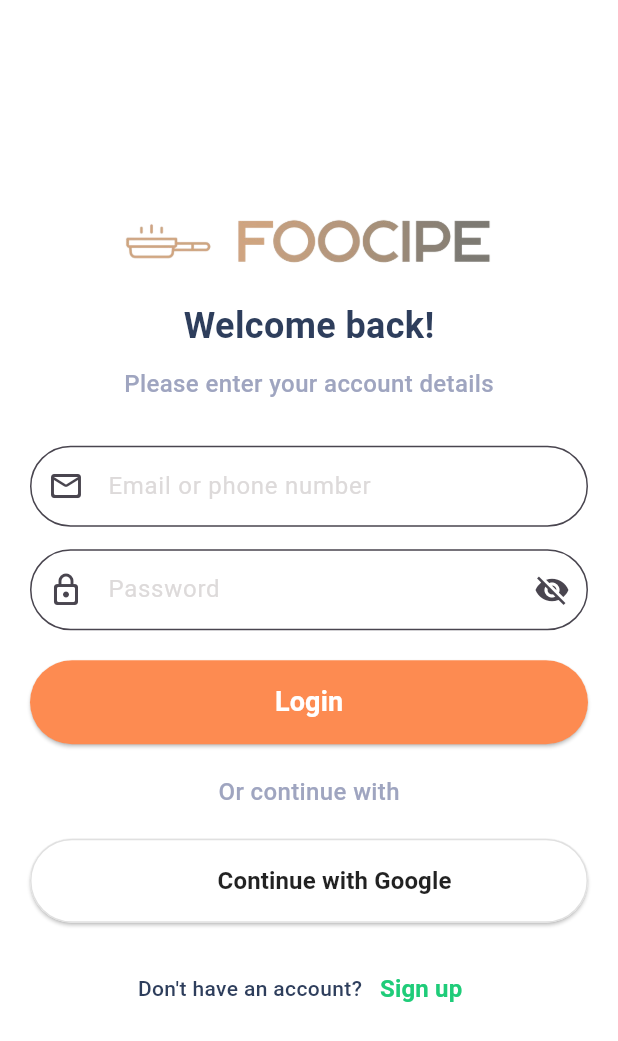
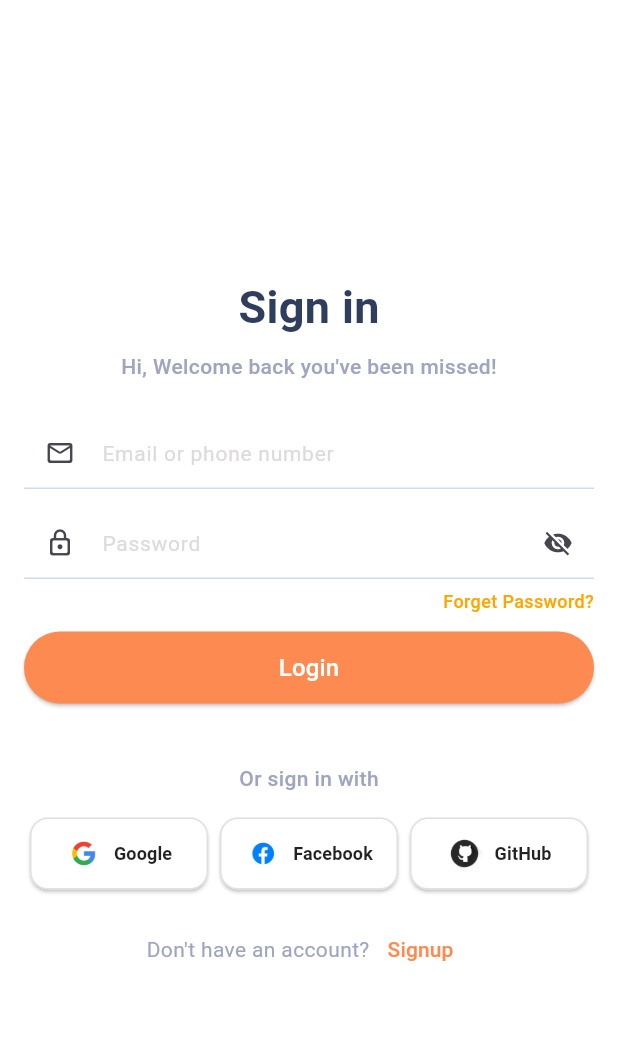
Before and after one commit to BenjaminHung8405/foocipe-cooking-app, a Flutter app: the screen it shows after launch, on a phone screen of 412 x 824 dp. Shown: the top 1041 px of the screen. Run offline on Flutter 3.47's test engine with Material 3 defaults, Android fonts, the phone set to English and light mode, and no system bars; our stand-ins replace flutter_secure_storage; Roboto replaces fonts that are missing (Poppins).

Commit message:
update UI register&login page

```diff
--- a/lib/main.dart
+++ b/lib/main.dart
@@ -2,5 +2,6 @@ import 'package:flutter/material.dart';
 import 'app.dart';
 
 void main() {
+  WidgetsFlutterBinding.ensureInitialized();
   runApp(const MyApp());
 }
--- a/lib/presentation/pages/login_page.dart
+++ b/lib/presentation/pages/login_page.dart
@@ -69,59 +69,70 @@ class _LoginPageState extends State<LoginPage> {
       backgroundColor: Colors.white,
       body: SafeArea(
         child: Padding(
-          padding: const EdgeInsets.symmetric(horizontal: 20),
+          padding: const EdgeInsets.symmetric(horizontal: 16),
           child: Column(
             mainAxisAlignment: MainAxisAlignment.center,
             children: [
-              const Image(
-                image: AssetImage('assets/logos/foocipe-1.png'),
-                width: 250,
-              ),
-              const SizedBox(height: 20),
+              const SizedBox(height: 16),
               const Text(
-                'Welcome back!',
+                'Sign in',
                 style: TextStyle(
                   fontWeight: FontWeight.bold,
-                  fontSize: 24,
+                  fontSize: 30,
                   color: Color(0xFF2E3E5C),
                 ),
               ),
-              const SizedBox(height: 10),
+              const SizedBox(height: 8),
               const Text(
-                'Please enter your account details',
+                'Hi, Welcome back you\'ve been missed!',
                 style: TextStyle(
                   fontWeight: FontWeight.w500,
-                  fontSize: 16,
+                  fontSize: 14,
                   color: Color(0xFF9FA5C0),
                 ),
               ),
-              const SizedBox(height: 30),
+              const SizedBox(height: 24),
               _buildTextField(
                 controller: _emailController,
                 hintText: 'Email or phone number',
                 prefixIcon: Icons.mail_outline_rounded,
               ),
-              const SizedBox(height: 15),
+              const SizedBox(height: 12),
               _buildTextField(
                 controller: _passwordController,
                 hintText: 'Password',
                 prefixIcon: Icons.lock_outline_rounded,
                 isPassword: true,
               ),
-              const SizedBox(height: 20),
+              const SizedBox(height: 6),
+              Align(
+                alignment: Alignment.centerRight,
+                child: GestureDetector(
+                  onTap: () {},
+                  child: const Text(
+                    'Forget Password?',
+                    style: TextStyle(
+                      color: Color(0xFFFFA500),
+                      fontSize: 12,
+                      fontWeight: FontWeight.w500,
+                    ),
+                  ),
+                ),
+              ),
+              const SizedBox(height: 12),
               _buildLoginButton(),
-              const SizedBox(height: 20),
+              const SizedBox(height: 40),
               const Text(
-                'Or continue with',
+                'Or sign in with',
                 style: TextStyle(
                   fontWeight: FontWeight.w500,
-                  fontSize: 16,
+                  fontSize: 14,
                   color: Color(0xFF9FA5C0),
                 ),
               ),
-              const SizedBox(height: 20),
-              _buildGoogleButton(),
-              const SizedBox(height: 20),
+              const SizedBox(height: 16),
+              _buildSocialLoginButtons(),
+              const SizedBox(height: 16),
               _buildSignUpRow(),
             ],
           ),
@@ -142,24 +153,25 @@ class _LoginPageState extends State<LoginPage> {
       decoration: InputDecoration(
         filled: true,
         fillColor: Colors.white,
-        contentPadding: const EdgeInsets.all(15),
+        contentPadding: const EdgeInsets.symmetric(vertical: 12, horizontal: 0),
         hintText: hintText,
-        hintStyle: const TextStyle(color: Color(0xffDDDADA), fontSize: 16),
-        prefixIcon: Icon(prefixIcon),
+        hintStyle: const TextStyle(color: Color(0xffDDDADA), fontSize: 14),
+        prefixIcon: Icon(prefixIcon, size: 20),
         suffixIcon: isPassword
             ? IconButton(
-                icon:
-                    Icon(_isObscure ? Icons.visibility_off : Icons.visibility),
+                icon: Icon(_isObscure ? Icons.visibility_off : Icons.visibility,
+                    size: 20),
                 onPressed: () => setState(() => _isObscure = !_isObscure),
               )
             : null,
-        border: OutlineInputBorder(
-          borderRadius: BorderRadius.circular(30),
-          borderSide: const BorderSide(color: Color(0xFFD0DBEA), width: 1.0),
+        border: const UnderlineInputBorder(
+          borderSide: BorderSide(color: Color(0xFFD0DBEA), width: 1.0),
         ),
-        focusedBorder: OutlineInputBorder(
-          borderRadius: BorderRadius.circular(30),
-          borderSide: const BorderSide(color: Color(0xFFFD8B51), width: 2.0),
+        focusedBorder: const UnderlineInputBorder(
+          borderSide: BorderSide(color: Color(0xFFFD8B51), width: 2.0),
+        ),
+        enabledBorder: const UnderlineInputBorder(
+          borderSide: BorderSide(color: Color(0xFFD0DBEA), width: 1.0),
         ),
       ),
     );
@@ -170,47 +182,61 @@ class _LoginPageState extends State<LoginPage> {
       onPressed: _isLoading ? null : _login,
       style: ElevatedButton.styleFrom(
         backgroundColor: const Color(0xFFFD8B51),
-        minimumSize: const Size(double.infinity, 56),
-        shape: RoundedRectangleBorder(borderRadius: BorderRadius.circular(30)),
+        minimumSize: const Size(double.infinity, 48),
+        shape: RoundedRectangleBorder(borderRadius: BorderRadius.circular(24)),
       ),
       child: _isLoading
-          ? CircularProgressIndicator(color: Colors.white)
+          ? CircularProgressIndicator(color: Colors.white, strokeWidth: 2)
           : const Text(
               'Login',
-              style: TextStyle(
-                  fontWeight: FontWeight.w600,
-                  fontSize: 18,
-                  color: Colors.white),
+              style: TextStyle(fontSize: 16, color: Colors.white),
             ),
     );
   }
 
-  Widget _buildGoogleButton() {
-    return ElevatedButton(
+  Widget _buildSocialLoginButtons() {
+    return Row(
+      mainAxisAlignment: MainAxisAlignment.spaceBetween,
+      children: [
+        _buildSocialButton('Google', 'assets/icons/google-logo.png'),
+        _buildSocialButton('Facebook', 'assets/icons/facebook-logo.png'),
+        _buildSocialButton('GitHub', 'assets/icons/github-logo.png'),
+      ],
+    );
+  }
+
+  Widget _buildSocialButton(String text, String iconPath) {
+    return Expanded(
+      child: Padding(
+        padding: const EdgeInsets.symmetric(horizontal: 4),
+        child: ElevatedButton(
           onPressed: () {
-        // Implement Google Sign-In
+            // Implement social login functionality
           },
           style: ElevatedButton.styleFrom(
             backgroundColor: Colors.white,
-        minimumSize: const Size(double.infinity, 56),
+            padding: const EdgeInsets.symmetric(vertical: 12, horizontal: 8),
             shape: RoundedRectangleBorder(
-          borderRadius: BorderRadius.circular(30),
+              borderRadius: BorderRadius.circular(12),
               side: BorderSide(color: Colors.grey.shade300),
             ),
           ),
           child: Row(
             mainAxisAlignment: MainAxisAlignment.center,
             children: [
-          Image.asset('assets/icons/Google.png', height: 24),
-          const SizedBox(width: 10),
-          const Text(
-            'Continue with Google',
-            style: TextStyle(
+              Image.asset(iconPath, height: 24),
+              const SizedBox(width: 8),
+              Text(
+                text,
+                style: const TextStyle(
                   fontWeight: FontWeight.w600,
-                fontSize: 16,
-                color: Colors.black87),
+                  fontSize: 12,
+                  color: Colors.black87,
+                ),
               ),
             ],
+          ),
+        ),
       ),
     );
   }
@@ -221,10 +247,7 @@ class _LoginPageState extends State<LoginPage> {
       children: [
         const Text(
           'Don\'t have an account?',
-          style: TextStyle(
-              fontWeight: FontWeight.w500,
-              fontSize: 14,
-              color: Color(0xFF2E3E5C)),
+          style: TextStyle(fontSize: 14, color: Color(0xFF9FA5C0)),
         ),
         TextButton(
           onPressed: () {
@@ -232,11 +255,8 @@ class _LoginPageState extends State<LoginPage> {
                 MaterialPageRoute(builder: (context) => const RegisterPage()));
           },
           child: const Text(
-            'Sign up',
-            style: TextStyle(
-                fontWeight: FontWeight.w600,
-                fontSize: 16,
-                color: Color(0xFF1FCC79)),
+            'Signup',
+            style: TextStyle(fontSize: 14, color: Color(0xFFFD8B51)),
           ),
         )
       ],
--- a/pubspec.yaml
+++ b/pubspec.yaml
@@ -25,7 +25,9 @@ flutter:
 
   assets:
     - assets/logos/foocipe-1.png
-    - assets/icons/Google.png
+    - assets/icons/google-logo.png
+    - assets/icons/facebook-logo.png
+    - assets/icons/github-logo.png
     - assets/images/welcome_background-1.jpg
     - assets/images/welcome_background-2.jpg
     - assets/images/welcome_background-3.jpg
```
Also changed, not shown: lib/presentation/pages/register_page.dart (+124 -115 lines), assets/icons/Google.png (deleted), assets/icons/facebook-logo.png (added), assets/icons/github-logo.png (added), assets/icons/google-logo.png (added). Lines whose indentation alone changed are shown as unchanged.
